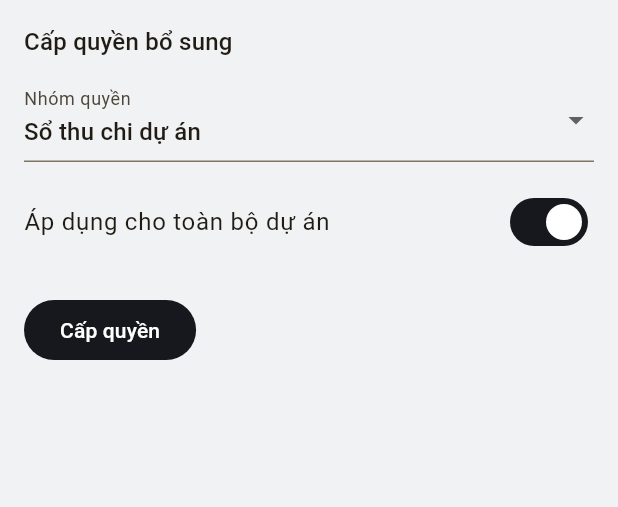
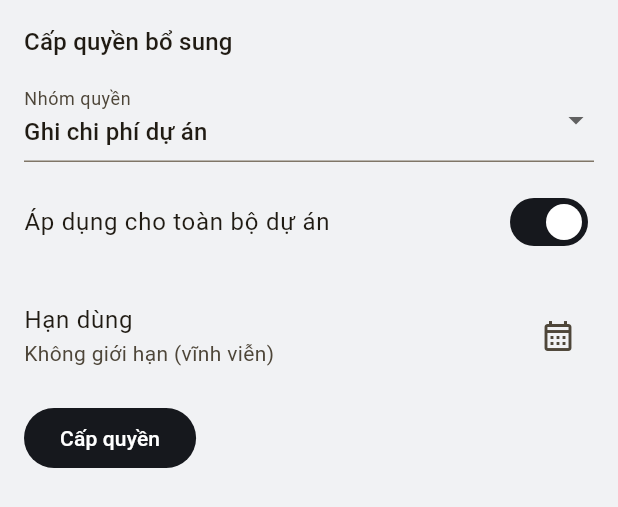
Before and after one commit to amateurNewbie/lt-arc-aio, a Flutter app: the _AddGrantSheet widget shown alone on an empty page, opened directly with empty values, on a phone screen of 412 x 824 dp. Shown: the top 507 px of the screen. Run offline on Flutter 3.47's test engine with Material 3 defaults, Android fonts, the phone set to English and light mode, and no system bars; our stand-ins replace dio, file_picker, flutter_riverpod, flutter_secure_storage, go_router, riverpod_annotation; missing offline and left inert: dart:html; accounts and stored records are empty; generated files the repository leaves out were written again; network calls fail; Roboto replaces fonts that are missing (Montserrat).

Commit message:
Fix permissions settings UI: missing expiry field, missing role gate, misleading labels
- GrantsTab had no expires_at input even though the repository/provider/
  backend all support time-limited grants end to end — every additional
  permission granted was silently permanent. Add a date picker.
- GrantsTab also had no role gate, unlike RoleDefaultsTab right next to
  it — a Department Head/Employee opening it would hit a raw API error
  instead of a clear "Admin/Director only" message, since GET /api/users
  and the grant endpoints are all role-restricted server-side anyway.
- Rename two permission group labels that implied broader scope than
  what they actually gate: "Sổ thu chi dự án" only ever controlled the
  Chi (expense) half per its own FR-6.4 docstring, and "Công nợ" only
  gated the Phải trả (payables) tab, not Phải thu (receivables, which
  is role-gated only) — despite both tabs living under one "Công nợ"
  sidebar page. Renamed to "Ghi chi phí dự án" and "Công nợ phải trả".

Co-Authored-By: Claude Sonnet 5 <noreply@anthropic.com>

```diff
--- a/apps/mobile/lib/features/settings/data/permission_grant_repository.dart
+++ b/apps/mobile/lib/features/settings/data/permission_grant_repository.dart
@@ -3,11 +3,17 @@ import 'package:dio/dio.dart';
 import '../../../core/api/api_exception.dart';
 import '../../../core/network/api_client.dart';
 
+// Tên phải khớp đúng PHẠM VI thực tế của permission group ở backend, không
+// chỉ khớp tên trang/sidebar — vd. DEBTS chỉ khoá "Phải trả" (payables.py),
+// không liên quan "Phải thu" (receivables.py chỉ theo role); PROJECT_CASHBOOK
+// chỉ khoá phần Chi (xem docstring FR-6.4 project_costs.py), phần Thu của dự
+// án nằm ở CONTRACTS_COLLECT. Đặt tên hẹp đúng phạm vi để tránh Admin cấp
+// nhầm quyền tưởng bao trùm cả 2 chiều.
 const _permissionGroupLabels = {
-  'PROJECT_CASHBOOK': 'Sổ thu chi dự án',
+  'PROJECT_CASHBOOK': 'Ghi chi phí dự án',
   'OVERHEAD_ALLOCATE': 'Phân bổ chi phí chung',
   'FUNDS': 'Quỹ & dòng tiền',
-  'DEBTS': 'Công nợ',
+  'DEBTS': 'Công nợ phải trả',
   'CONTRACTS_COLLECT': 'Thu tiền hợp đồng',
   'WORKDAYS_ENTRY': 'Nhập số công',
 };
--- a/apps/mobile/lib/features/settings/presentation/grants_tab.dart
+++ b/apps/mobile/lib/features/settings/presentation/grants_tab.dart
@@ -3,12 +3,15 @@ import 'package:flutter_riverpod/flutter_riverpod.dart';
 import 'package:intl/intl.dart';
 
 import '../../../core/api/api_exception.dart';
+import '../../auth/application/auth_provider.dart';
 import '../../projects/application/project_provider.dart';
 import '../../users/application/user_provider.dart';
 import '../../users/data/user_repository.dart';
 import '../application/permission_grant_provider.dart';
 import '../data/permission_grant_repository.dart';
 import '../../../shared/widgets/app_toast.dart';
+
+bool _canManageGrants(String? role) => role == 'ADMIN' || role == 'DIRECTOR';
 
 /// FR-1.7/1.8 — cấp/thu hồi quyền bổ sung theo người dùng.
 class GrantsTab extends ConsumerStatefulWidget {
@@ -23,6 +26,16 @@ class _GrantsTabState extends ConsumerState<GrantsTab> {
 
   @override
   Widget build(BuildContext context) {
+    final me = ref.watch(authProvider).value;
+    if (!_canManageGrants(me?.role)) {
+      return const Center(
+        child: Padding(
+          padding: EdgeInsets.all(24),
+          child: Text('Chỉ Quản trị và Giám đốc được cấp/thu hồi quyền bổ sung theo người dùng.'),
+        ),
+      );
+    }
+
     final usersAsync = ref.watch(userListProvider);
 
     return Column(
@@ -106,7 +119,18 @@ class _AddGrantSheetState extends ConsumerState<_AddGrantSheet> {
   String _group = permissionGroups.first;
   bool _allProjects = true;
   final Set<String> _selectedProjectIds = {};
+  DateTime? _expiresAt;
   bool _saving = false;
+
+  Future<void> _pickExpiresAt() async {
+    final picked = await showDatePicker(
+      context: context,
+      initialDate: _expiresAt ?? DateTime.now().add(const Duration(days: 30)),
+      firstDate: DateTime.now(),
+      lastDate: DateTime.now().add(const Duration(days: 3650)),
+    );
+    if (picked != null) setState(() => _expiresAt = picked);
+  }
 
   Future<void> _submit() async {
     setState(() => _saving = true);
@@ -116,6 +140,7 @@ class _AddGrantSheetState extends ConsumerState<_AddGrantSheet> {
             widget.userId,
             permissionGroup: _group,
             projectIds: _allProjects ? null : _selectedProjectIds.toList(),
+            expiresAt: _expiresAt,
           );
       close.success('Đã thêm phân quyền');
     } on ApiException catch (e) {
@@ -165,7 +190,21 @@ class _AddGrantSheetState extends ConsumerState<_AddGrantSheet> {
               loading: () => const LinearProgressIndicator(),
               error: (e, _) => Text('Lỗi tải dự án: $e'),
             ),
-          const SizedBox(height: 20),
+          const SizedBox(height: 12),
+          ListTile(
+            contentPadding: EdgeInsets.zero,
+            title: const Text('Hạn dùng'),
+            subtitle: Text(_expiresAt != null ? DateFormat('dd/MM/yyyy').format(_expiresAt!) : 'Không giới hạn (vĩnh viễn)'),
+            trailing: Wrap(
+              spacing: 4,
+              children: [
+                if (_expiresAt != null)
+                  IconButton(icon: const Icon(Icons.clear), tooltip: 'Bỏ hạn dùng', onPressed: () => setState(() => _expiresAt = null)),
+                IconButton(icon: const Icon(Icons.calendar_month_outlined), tooltip: 'Chọn ngày hết hạn', onPressed: _pickExpiresAt),
+              ],
+            ),
+          ),
+          const SizedBox(height: 8),
           FilledButton(
             onPressed: _saving ? null : _submit,
             child: _saving ? const SizedBox(width: 20, height: 20, child: CircularProgressIndicator(strokeWidth: 2)) : const Text('Cấp quyền'),
```
